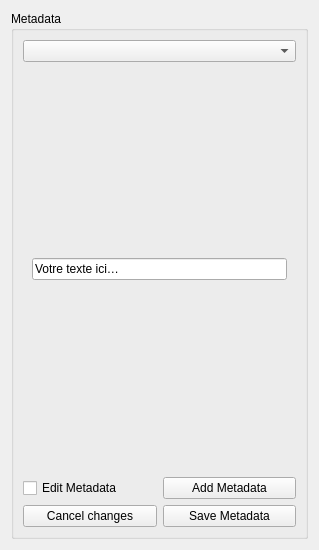
Qt form data_vizualisation/metadata_dock.ui (Llanik/Hypertool) before a commit.
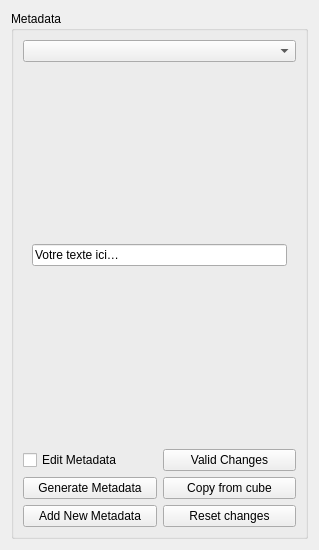
The same form after that commit.

Diff of the .ui file:
```diff
--- a/data_vizualisation/metadata_dock.ui
+++ b/data_vizualisation/metadata_dock.ui
@@ -67,24 +67,38 @@
           </property>
          </widget>
         </item>
-        <item row="0" column="1">
+        <item row="2" column="0">
          <widget class="QPushButton" name="pushButton_add">
           <property name="text">
-           <string>Add Metadata</string>
+           <string>Add New Metadata</string>
           </property>
          </widget>
         </item>
-        <item row="1" column="0">
+        <item row="0" column="1">
+         <widget class="QPushButton" name="pushButton_save">
+          <property name="text">
+           <string>Valid Changes</string>
+          </property>
+         </widget>
+        </item>
+        <item row="2" column="1">
          <widget class="QPushButton" name="pushButton_cancel">
           <property name="text">
-           <string>Cancel changes</string>
+           <string>Reset changes</string>
+          </property>
+         </widget>
+        </item>
+        <item row="1" column="0">
+         <widget class="QPushButton" name="pushButton_generateMeta">
+          <property name="text">
+           <string>Generate Metadata</string>
           </property>
          </widget>
         </item>
         <item row="1" column="1">
-         <widget class="QPushButton" name="pushButton_save">
+         <widget class="QPushButton" name="pushButton_copyMetadata">
           <property name="text">
-           <string>Save Metadata</string>
+           <string>Copy from cube</string>
           </property>
          </widget>
         </item>
```
